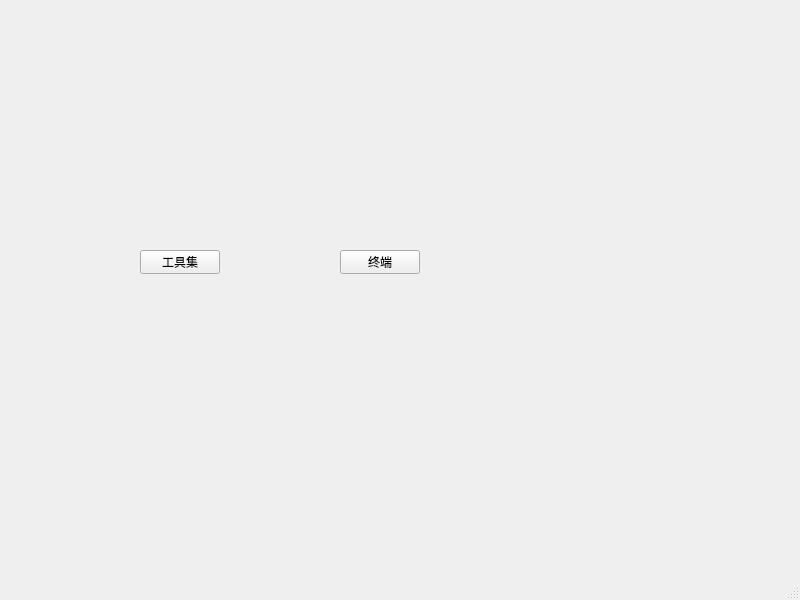
Above: mainwindow.ui from rhfgxg/poor_client before the change. Below: the same form after it.
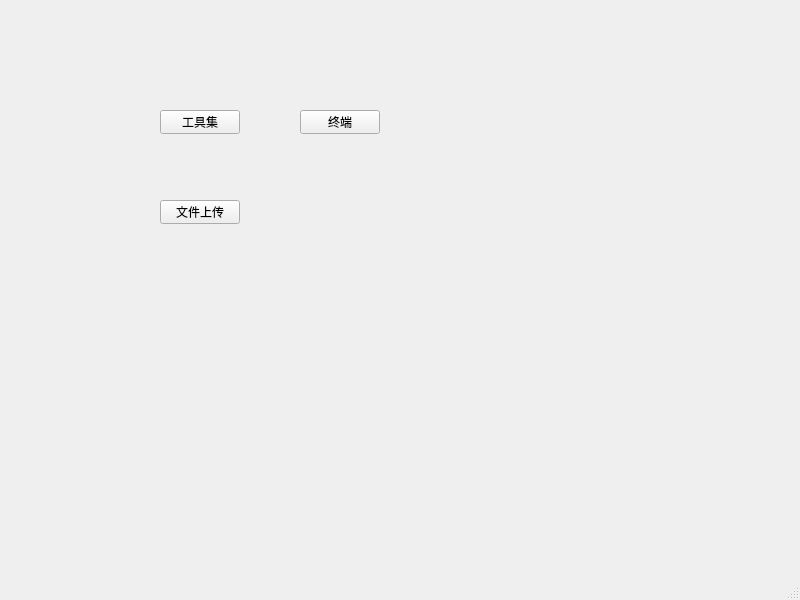
That is the form after the change.

Commit message: 添加了图片上传功能，优化了登录响应部分

```diff
--- a/mainwindow.ui
+++ b/mainwindow.ui
@@ -17,8 +17,8 @@
    <widget class="QPushButton" name="pushButton_to_tools">
     <property name="geometry">
      <rect>
-      <x>140</x>
-      <y>250</y>
+      <x>160</x>
+      <y>110</y>
       <width>80</width>
       <height>24</height>
      </rect>
@@ -30,8 +30,8 @@
    <widget class="QPushButton" name="pushButton_terminal">
     <property name="geometry">
      <rect>
-      <x>340</x>
-      <y>250</y>
+      <x>300</x>
+      <y>110</y>
       <width>80</width>
       <height>24</height>
      </rect>
@@ -40,6 +40,19 @@
      <string>终端</string>
     </property>
    </widget>
+   <widget class="QPushButton" name="pushButton_uploads">
+    <property name="geometry">
+     <rect>
+      <x>160</x>
+      <y>200</y>
+      <width>80</width>
+      <height>24</height>
+     </rect>
+    </property>
+    <property name="text">
+     <string>文件上传</string>
+    </property>
+   </widget>
   </widget>
   <widget class="QMenuBar" name="menubar">
    <property name="geometry">
```
The commit also changes 25 other files.
